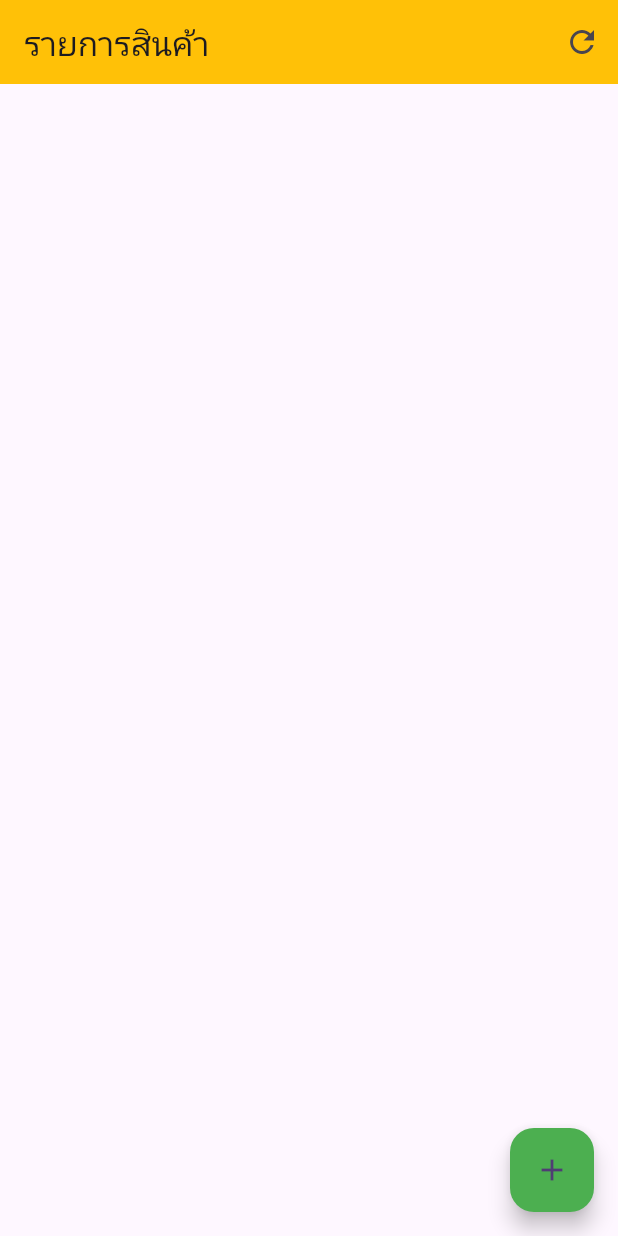
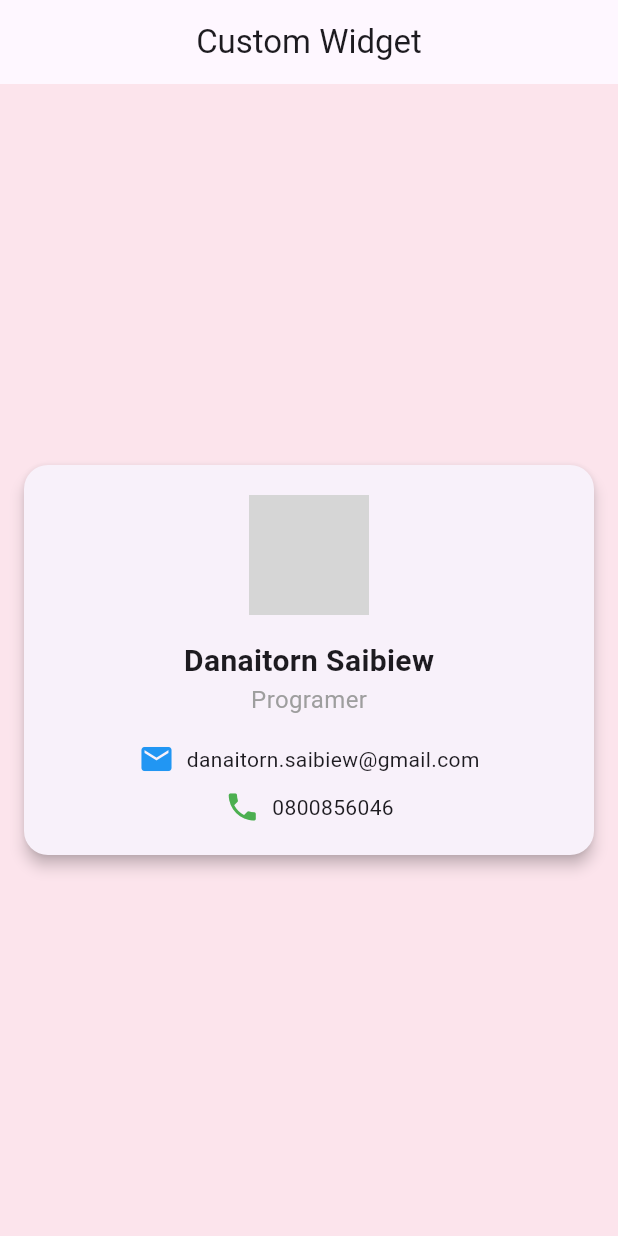
Before and after one commit to Danitorn06/first_app, a Flutter app: the screen it shows after launch, on a phone screen of 412 x 824 dp. Run offline on Flutter 3.47's test engine with Material 3 defaults, Android fonts, the phone set to English and light mode, and no system bars; network calls fail; grey boxes are pictures that could not be loaded.

Commit message:
update custom profile card widget

```diff
--- /dev/null
+++ b/lib/componets/Costom_widget_profile_card.dart
@@ -0,0 +1,83 @@
+import 'package:flutter/material.dart';
+
+class ProfileCard extends StatelessWidget {
+  final String name;
+  final String position;
+  final String email;
+  final String phoneNumber;
+  final String imageUrl;
+
+  const ProfileCard({
+    super.key,
+    required this.name,
+    required this.position,
+    required this.email,
+    required this.phoneNumber,
+    required this.imageUrl,
+  });
+
+  @override
+  Widget build(BuildContext context) {
+    return Card(
+      margin: const EdgeInsets.all(16),
+      elevation: 4,
+      shape: RoundedRectangleBorder(borderRadius: BorderRadius.circular(16)),
+      child: Padding(
+        padding: const EdgeInsets.all(20),
+        child: Column(
+          mainAxisSize: MainAxisSize.min,
+          children: [
+            // รูปโปรไฟล์
+            CircleAvatar(
+              radius: 40,
+              backgroundImage: NetworkImage(imageUrl),
+            ),
+            const SizedBox(height: 16),
+
+            // ชื่อ
+            Text(
+              name,
+              style: const TextStyle(
+                fontSize: 20,
+                fontWeight: FontWeight.bold,
+              ),
+            ),
+
+            // ตำแหน่ง
+            Text(
+              position,
+              style: const TextStyle(
+                fontSize: 16,
+                color: Colors.grey,
+              ),
+            ),
+
+            const SizedBox(height: 16),
+
+            // อีเมล
+            Row(
+              mainAxisAlignment: MainAxisAlignment.center,
+              children: [
+                const Icon(Icons.email, color: Colors.blue),
+                const SizedBox(width: 8),
+                Text(email),
+              ],
+            ),
+
+            const SizedBox(height: 8),
+
+            // เบอร์โทร
+            Row(
+              mainAxisAlignment: MainAxisAlignment.center,
+              children: [
+                const Icon(Icons.phone, color: Colors.green),
+                const SizedBox(width: 8),
+                Text(phoneNumber),
+              ],
+            ),
+          ],
+        ),
+      ),
+    );
+  }
+}
--- a/lib/main.dart
+++ b/lib/main.dart
@@ -2,7 +2,9 @@ import 'package:flutter/material.dart';
 //import 'form_example/form_example1.dart';
 //import 'api_example/api_example.dart';
 //import 'api_example/api_exampleList.dart';
-import 'api_example/AssigmentWeek5.dart';
+//import 'api_example/AssigmentWeek5.dart';
+//import 'page/CustomWidgetPage.dart';
+import 'page/ProfilePage.dart';
 
 void main() {
   runApp(const MyApp());
@@ -20,9 +22,10 @@ class MyApp extends StatelessWidget {
       ),
       debugShowCheckedModeBanner: false,
       //home: const FormExample(),
-      home: const Assigmentweek5(),
+      //home: const CustomWidgetPage(),
       //home: const ApiExampleList(),
       //home: const RegistrationForm(),
+      home: const ProfilePage(),
     );
   }
 }
--- /dev/null
+++ b/lib/page/ProfilePage.dart
@@ -0,0 +1,28 @@
+import 'package:flutter/material.dart';
+import '../componets/Costom_widget_profile_card.dart';
+
+class ProfilePage extends StatelessWidget {
+  const ProfilePage({super.key});
+
+  @override
+  Widget build(BuildContext context) {
+    return Scaffold(
+      backgroundColor: Colors.pink.shade50,
+      appBar: AppBar(
+        title: const Text('Custom Widget'),
+        centerTitle: true,
+      ),
+      body: const Center(
+        child:
+        ProfileCard(
+          name: 'Danaitorn Saibiew',
+          position: 'Programer',
+          email: 'danaitorn.saibiew@gmail.com',
+          phoneNumber: '0800856046',
+          imageUrl:
+              'https://static1.squarespace.com/static/62d09f54a49d6f1c78455cce/t/678f2fd99fdde4601470ee2c/1737437145217/T1+red.png?format=1500w',
+        ),
+      ),
+    );
+  }
+}
```
Also changed, not shown: lib/componets/CustomCounterWidget.dart (added, +47 -0 lines), lib/page/CustomWidgetPage.dart (added, +32 -0 lines).
